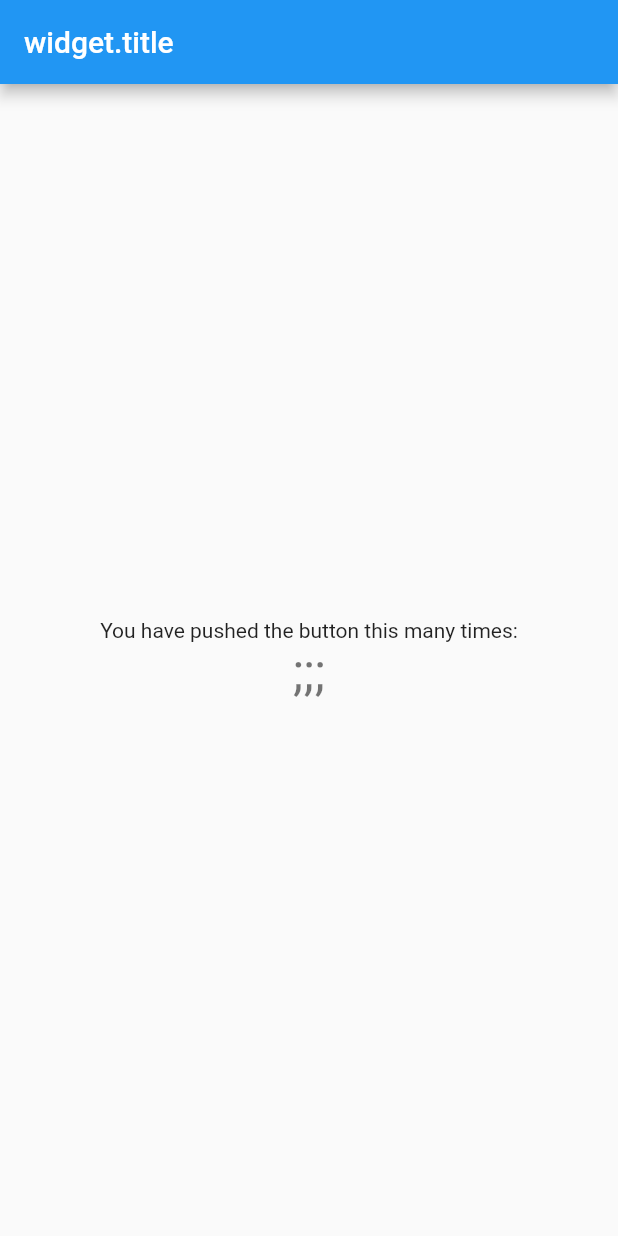
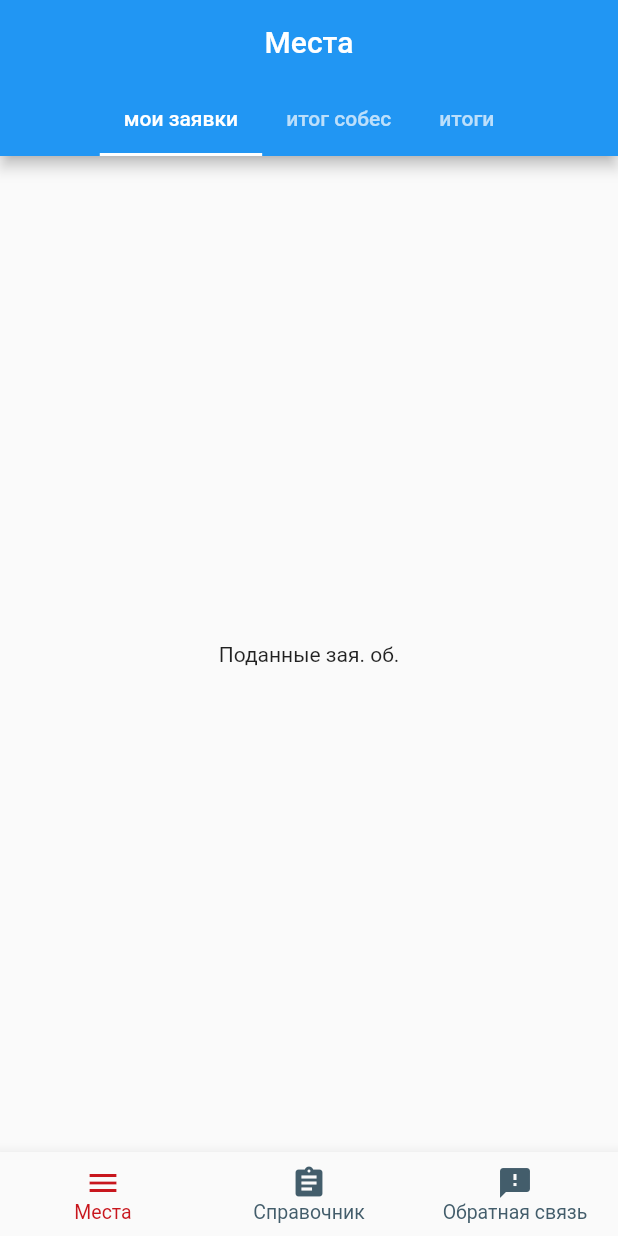
Before and after one commit to barganaev/AbiturientApp, a Flutter app: the screen it shows after launch, on a phone screen of 412 x 824 dp. Run offline on Flutter 3.47's test engine with Material 2 defaults, Android fonts, the phone set to English and light mode, and no system bars.

Commit message:
added: screens

```diff
--- a/lib/main.dart
+++ b/lib/main.dart
@@ -1,3 +1,6 @@
+import 'package:abiturient_app/screens/feedback_screen.dart';
+import 'package:abiturient_app/screens/guide_screen.dart';
+import 'package:abiturient_app/screens/requests_screen.dart';
 import 'package:flutter/material.dart';
 
 void main() {
@@ -9,38 +12,101 @@ class MyApp extends StatelessWidget {
   @override
   Widget build(BuildContext context) {
     return MaterialApp(
+      debugShowCheckedModeBanner: false,
       title: 'Flutter Demo',
       theme: ThemeData(
         primarySwatch: Colors.blue,
       ),
-      home: MyHomePage(title: 'Flutter Demo Home Page'),
+      home: MyHomePage(),
     );
   }
 }
 
-class MyHomePage extends StatelessWidget {
-  MyHomePage({Key key, this.title}) : super(key: key);
+class MyHomePage extends StatefulWidget {
+  @override
+  _MyHomePageState createState() => _MyHomePageState();
+}
 
-  final String title;
+class _MyHomePageState extends State<MyHomePage> {
+  int _selectedIndex = 0;
+  List<Widget> _widgetOptions = <Widget>[
+    RequestsScreen(),
+    GuideScreen(), // Favorites(),
+    FeedbackScreen(), // Account(),
+    // AuctionScreen(),
+  ];
+
+  void _onItemTap(int index) {
+    setState(() {
+      _selectedIndex = index;
+    });
+  }
 
   @override
   Widget build(BuildContext context) {
     return Scaffold(
-      appBar: AppBar(
-        title: Text("widget.title"),
+      body: Center(
+        child: _widgetOptions.elementAt(_selectedIndex),
       ),
-      body: Center(
-        child: Column(
-          mainAxisAlignment: MainAxisAlignment.center,
-          children: <Widget>[
-            Text(
-              'You have pushed the button this many times:',
+      bottomNavigationBar: Container(
+        // decoration: BoxDecoration(
+        //   boxShadow: <BoxShadow>[
+        //     BoxShadow(
+        //       color: Colors.grey[400],
+        //       // color: Color(0xFF435D6B),
+        //       blurRadius: 30,
+        //     ),
+        //   ],
+        // ),
+        child: BottomNavigationBar(
+          items: const <BottomNavigationBarItem>[
+            BottomNavigationBarItem(
+              icon: Icon(
+                Icons.menu,
+                //color: Color(0xFFC8161D),
+              ),
+              title: Text(
+                'Места',
+                //style: TextStyle(color: Color(0xFFC8161D),),
+              ),
             ),
-            Text(
-              ';;;',
-              style: Theme.of(context).textTheme.headline4,
+            BottomNavigationBarItem(
+              icon: Icon(
+                Icons.assignment,
+                //color: Color(0xFFC8161D),
+              ),
+              title: Text(
+                'Справочник',
+                //style: TextStyle(color: Color(0xFFC8161D),),
+              ),
             ),
+            BottomNavigationBarItem(
+              icon: Icon(
+                Icons.feedback,
+                //color: Color(0xFFC8161D),
+              ),
+              title: Text(
+                'Обратная связь',
+                //style: TextStyle(color: Color(0xFFC8161D),),
+              ),
+            ),
+            // BottomNavigationBarItem(
+            //   icon: Icon(
+            //     Icons.more_horiz_rounded,
+            //     //color: Color(0xFFC8161D),
+            //   ),
+            //   title: Text(
+            //     'Бюллетень освободившихся мест',
+            //     //style: TextStyle(color: Color(0xFFC8161D),),
+            //   ),
+            // ),
           ],
+          currentIndex: _selectedIndex,
+          selectedItemColor: Color(0xFFC8161D),
+          unselectedItemColor: Color(0xFF435D6B),
+          onTap: _onItemTap,
+          selectedFontSize: 13.0,
+          unselectedFontSize: 13.0,
         ),
       ),
     );
--- /dev/null
+++ b/lib/screens/feedback_screen.dart
@@ -0,0 +1,13 @@
+import 'package:flutter/material.dart';
+
+class FeedbackScreen extends StatefulWidget {
+  @override
+  _FeedbackScreenState createState() => _FeedbackScreenState();
+}
+
+class _FeedbackScreenState extends State<FeedbackScreen> {
+  @override
+  Widget build(BuildContext context) {
+    return Scaffold();
+  }
+}
--- /dev/null
+++ b/lib/screens/guide_screen.dart
@@ -0,0 +1,13 @@
+import 'package:flutter/material.dart';
+
+class GuideScreen extends StatefulWidget {
+  @override
+  _GuideScreenState createState() => _GuideScreenState();
+}
+
+class _GuideScreenState extends State<GuideScreen> {
+  @override
+  Widget build(BuildContext context) {
+    return Scaffold();
+  }
+}
--- /dev/null
+++ b/lib/screens/requests_screen.dart
@@ -0,0 +1,51 @@
+import 'package:flutter/material.dart';
+
+class RequestsScreen extends StatefulWidget {
+  @override
+  _RequestsScreenState createState() => _RequestsScreenState();
+}
+
+class _RequestsScreenState extends State<RequestsScreen> {
+  @override
+  Widget build(BuildContext context) {
+    return DefaultTabController(
+      length: 3,
+      child: Scaffold(
+        appBar: AppBar(
+          title: Text('Места'),
+          centerTitle: true,
+          bottom: TabBar(
+            isScrollable: true,
+            tabs: [
+              Tab(
+                text: 'мои заявки',
+                // icon: Icon(Icons.add),
+              ),
+              Tab(
+                text: 'итог собес',
+                // icon: Icon(Icons.add),
+              ),
+              Tab(
+                text: 'итоги',
+                // icon: Icon(Icons.add),
+              ),
+            ],
+          ),
+        ),
+        body: TabBarView(
+          children: [
+            Center(child: Text('Поданные зая. об.'),),
+            // Center(child: Text('Center 2'),),
+            Column(
+              children: [
+                ElevatedButton(onPressed: (){}, child: Text('назн. собес')),
+                ElevatedButton(onPressed: (){}, child: Text('результат собес')),
+              ],
+            ),
+            Center(child: Text('Center 3'),),
+          ],
+        ),
+      ),
+    );
+  }
+}
```
Also changed, not shown: pubspec.lock.
